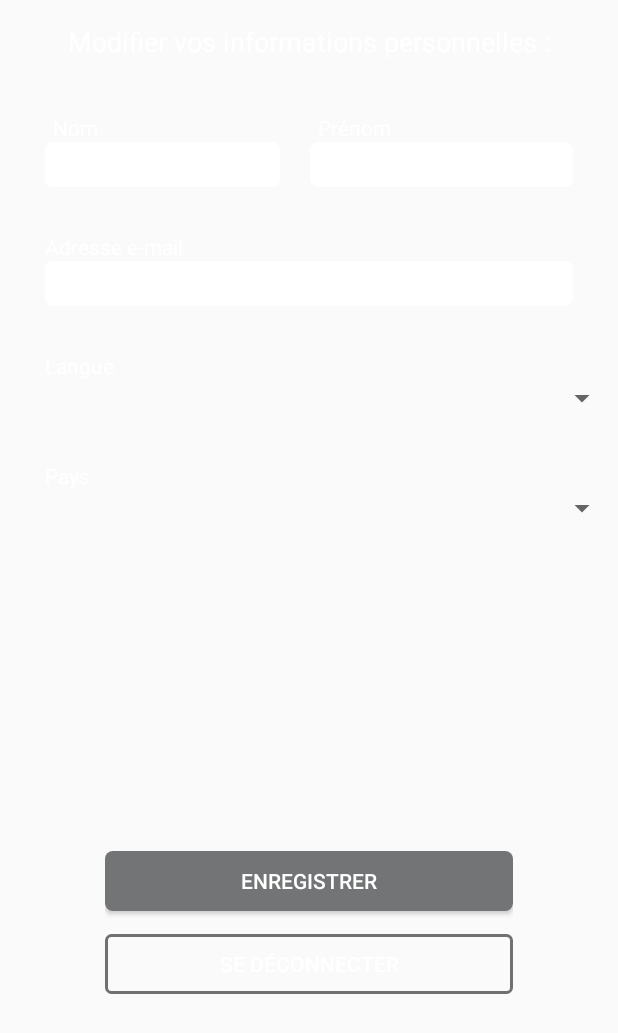
After one commit to arthybck/SecuredDesignedInterface, an Android app: the layout settings_fragment.xml on its own in the app's theme, with its tools: preview values and no code run, on a phone screen of 412 x 824 dp. The commit adds this screen. Shown: the top 1033 px of the screen. Run offline under Robolectric (Android 15) with nearby library versions, the phone set to English and light mode, and no system bars.

Commit message:
instantiate fragments page + design

```diff
--- a/app/src/main/java/fr/tixado_d/secureddesignedinterface/Fragments/HomeFragment.java
+++ b/app/src/main/java/fr/tixado_d/secureddesignedinterface/Fragments/HomeFragment.java
@@ -1,6 +1,26 @@
 package fr.tixado_d.secureddesignedinterface.Fragments;
 
+import android.os.Bundle;
 import android.support.v4.app.Fragment;
+import android.view.LayoutInflater;
+import android.view.View;
+import android.view.ViewGroup;
+import android.widget.ListView;
+
+import fr.tixado_d.secureddesignedinterface.R;
 
 public class HomeFragment extends Fragment {
+    private ListView listOfUser;
+
+    @Override
+    public View onCreateView(LayoutInflater inflater, ViewGroup container, Bundle savedInstanceState) {
+        return inflater.inflate(R.layout.home_fragment, container, false);
+    }
+
+    @Override
+    public void onViewCreated(View view, Bundle savedInstanceState) {
+        super.onViewCreated(view, savedInstanceState);
+
+        listOfUser = view.findViewById(R.id.listOfUser);
+    }
 }
--- a/app/src/main/java/fr/tixado_d/secureddesignedinterface/Fragments/SettingsFragment.java
+++ b/app/src/main/java/fr/tixado_d/secureddesignedinterface/Fragments/SettingsFragment.java
@@ -1,6 +1,17 @@
 package fr.tixado_d.secureddesignedinterface.Fragments;
 
+import android.os.Bundle;
 import android.support.v4.app.Fragment;
+import android.view.LayoutInflater;
+import android.view.View;
+import android.view.ViewGroup;
+
+import fr.tixado_d.secureddesignedinterface.R;
 
 public class SettingsFragment extends Fragment {
+    @Override
+    public View onCreateView(LayoutInflater inflater, ViewGroup container, Bundle savedInstanceState) {
+        return inflater.inflate(R.layout.settings_fragment, container, false);
+    }
+
 }
--- /dev/null
+++ b/app/src/main/res/drawable/logout_ripple.xml
@@ -0,0 +1,23 @@
+<?xml version="1.0" encoding="utf-8"?>
+<ripple xmlns:android="http://schemas.android.com/apk/res/android"
+    xmlns:tools="http://schemas.android.com/tools"
+    android:color="#ddda4048"
+    tools:targetApi="lollipop">
+    <item android:id="@android:id/mask">
+        <shape android:shape="rectangle">
+            <solid android:color="#ddda4048" />
+            <corners android:radius="5dp" />
+        </shape>
+    </item>
+    <item>
+        <shape xmlns:android="http://schemas.android.com/apk/res/android"
+            android:shape="rectangle" android:layout_height="wrap_content"
+            android:layout_width="wrap_content">
+
+            <corners android:radius="3dp" />
+            <stroke android:width="3px" android:color="#707070" />
+
+        </shape>
+    </item>
+
+</ripple>
--- /dev/null
+++ b/app/src/main/res/drawable/ripple.xml
@@ -0,0 +1,16 @@
+<?xml version="1.0" encoding="utf-8"?>
+<ripple xmlns:android="http://schemas.android.com/apk/res/android"
+    xmlns:tools="http://schemas.android.com/tools"
+    android:color="#f816a463"
+    tools:targetApi="lollipop">
+    <item android:id="@android:id/mask">
+        <shape android:shape="rectangle">
+            <solid android:color="#f816a463" />
+            <corners android:radius="5dp" />
+        </shape>
+    </item>
+
+    <item
+        android:id="@android:id/background"
+        android:drawable="@drawable/rounded_logout_bt" />
+</ripple>
--- /dev/null
+++ b/app/src/main/res/drawable/rounded_edittext.xml
@@ -0,0 +1,10 @@
+<?xml version="1.0" encoding="utf-8"?>
+<shape xmlns:android="http://schemas.android.com/apk/res/android"
+    android:shape="rectangle" android:padding="50dp">
+    <solid android:color="#FFFFFF"/>
+    <corners
+        android:bottomRightRadius="5dp"
+        android:bottomLeftRadius="5dp"
+        android:topLeftRadius="5dp"
+        android:topRightRadius="5dp"/>
+</shape>
--- /dev/null
+++ b/app/src/main/res/drawable/rounded_logout_bt.xml
@@ -0,0 +1,10 @@
+<?xml version="1.0" encoding="utf-8"?>
+<selector xmlns:android="http://schemas.android.com/apk/res/android">
+    <item >
+        <shape>
+            <solid android:color="#727476" />
+
+            <corners android:radius="5dp" />
+        </shape>
+    </item>
+</selector>
--- /dev/null
+++ b/app/src/main/res/drawable/rounded_save_bt.xml
@@ -0,0 +1,21 @@
+<?xml version="1.0" encoding="utf-8"?>
+<ripple xmlns:android="http://schemas.android.com/apk/res/android"
+    android:color="@color/colorPrimaryDark">
+    <item android:id="@android:id/mask">
+        <shape android:shape="rectangle">
+            <solid android:color="@color/colorPrimaryDark" />
+            <corners android:radius="5dp" />
+        </shape>
+    </item>
+
+    <item android:id="@android:id/background">
+        <shape android:shape="rectangle">
+            <gradient
+                android:angle="45"
+                android:endColor="@color/colorWhite"
+                android:startColor="@color/colorPrimary"
+                android:type="linear" />
+            <corners android:radius="5dp" />
+        </shape>
+    </item>
+</ripple>
--- /dev/null
+++ b/app/src/main/res/layout/home_fragment.xml
@@ -0,0 +1,13 @@
+<?xml version="1.0" encoding="utf-8"?>
+<android.support.constraint.ConstraintLayout
+    xmlns:android="http://schemas.android.com/apk/res/android" android:layout_width="match_parent"
+    android:layout_height="match_parent">
+
+    <ListView
+        android:layout_width="match_parent"
+        android:layout_height="match_parent"
+        android:id="@+id/listOfUser">
+
+    </ListView>
+
+</android.support.constraint.ConstraintLayout>
--- /dev/null
+++ b/app/src/main/res/layout/settings_fragment.xml
@@ -0,0 +1,158 @@
+<?xml version="1.0" encoding="utf-8"?>
+<android.support.constraint.ConstraintLayout
+    xmlns:android="http://schemas.android.com/apk/res/android" android:layout_width="match_parent"
+    android:layout_height="match_parent" >
+
+    <LinearLayout
+        android:layout_width="match_parent"
+        android:layout_height="match_parent" android:orientation="vertical">
+
+        <TextView
+            android:layout_width="match_parent"
+            android:layout_height="wrap_content"
+            android:text="Modifier vos informations personnelles :"
+            android:textSize="18dp"
+            android:textAlignment="center"
+            android:textColor="@color/colorWhite"
+            android:layout_margin="15dp"
+            />
+
+        <LinearLayout
+            android:layout_width="match_parent"
+            android:layout_height="wrap_content"
+            android:orientation="horizontal">
+
+            <LinearLayout
+                android:layout_width="wrap_content"
+                android:layout_height="wrap_content"
+                android:orientation="vertical"
+                android:layout_marginLeft="30dp"
+                android:layout_marginRight="10dp"
+                android:layout_weight="1"
+                >
+                <TextView
+                    android:layout_width="match_parent"
+                    android:layout_height="wrap_content"
+                    android:text="Nom"
+                    android:layout_marginTop="20dp"
+                    android:layout_marginLeft="5dp"
+
+                    android:textColor="@color/colorWhite"/>
+                <EditText
+                    android:layout_width="match_parent"
+                    android:layout_height="30dp"
+                    android:paddingLeft="10dp"
+                    android:paddingRight="10dp"
+                    android:background="@drawable/rounded_edittext"
+                    />
+            </LinearLayout>
+
+            <LinearLayout
+                android:layout_width="wrap_content"
+                android:layout_height="wrap_content"
+                android:orientation="vertical"
+                android:layout_marginLeft="10dp"
+                android:layout_marginRight="30dp"
+                android:layout_weight="1"
+                >
+                <TextView
+                    android:layout_width="wrap_content"
+                    android:layout_height="wrap_content"
+                    android:text="Prénom"
+                    android:layout_marginTop="20dp"
+                    android:layout_marginLeft="5dp"
+                    android:textColor="@color/colorWhite"/>
+                <EditText
+                    android:layout_width="match_parent"
+                    android:layout_height="30dp"
+                    android:paddingLeft="10dp"
+                    android:paddingRight="10dp"
+                    android:background="@drawable/rounded_edittext"
+                    />
+            </LinearLayout>
+
+        </LinearLayout>
+
+        <TextView
+            android:layout_width="fill_parent"
+            android:layout_height="wrap_content"
+            android:text="Adresse e-mail"
+            android:textColor="@color/colorWhite"
+            android:layout_marginTop="30dp"
+            android:layout_marginLeft="30dp"
+            />
+
+        <EditText
+            android:layout_width="fill_parent"
+            android:layout_height="30dp"
+            android:background="@drawable/rounded_edittext"
+            android:layout_marginLeft="30dp"
+            android:paddingLeft="10dp"
+            android:paddingRight="10dp"
+
+            android:layout_marginRight="30dp"/>
+
+
+        <TextView
+            android:layout_width="fill_parent"
+            android:layout_height="wrap_content"
+            android:textColor="@color/colorWhite"
+            android:text="Langue"
+            android:layout_marginLeft="30dp"
+            android:layout_marginTop="30dp"/>
+
+        <Spinner
+            android:layout_width="fill_parent"
+            android:layout_height="wrap_content"
+            android:layout_marginLeft="30dp">
+
+        </Spinner>
+
+        <TextView
+            android:layout_width="fill_parent"
+            android:layout_height="wrap_content"
+            android:textColor="@color/colorWhite"
+            android:text="Pays"
+            android:layout_marginLeft="30dp"
+            android:layout_marginTop="30dp"/>
+
+        <Spinner
+            android:layout_width="fill_parent"
+            android:layout_height="wrap_content"
+            android:layout_marginLeft="30dp">
+
+        </Spinner>
+
+        <RelativeLayout
+            android:layout_width="fill_parent"
+            android:layout_height="0dp"
+            android:orientation="vertical"
+            android:layout_gravity="bottom"
+            android:layout_marginLeft="70dp"
+            android:layout_marginRight="70dp"
+            android:layout_weight="1">
+
+            <Button
+                android:id="@+id/save"
+                android:layout_width="fill_parent"
+                android:layout_height="40dp"
+                android:text="Enregistrer"
+                android:layout_centerInParent="true"
+                android:background="@drawable/ripple"
+                android:textColor="@color/colorWhite"/>
+
+            <Button
+                android:layout_width="fill_parent"
+                android:layout_height="40dp"
+                android:text="Se déconnecter"
+                android:layout_centerInParent="true"
+                android:layout_below="@id/save"
+                android:background="@drawable/logout_ripple"
+                android:textColor="@color/colorWhite"
+                android:layout_marginTop="15dp"/>
+
+        </RelativeLayout>
+
+    </LinearLayout>
+
+</android.support.constraint.ConstraintLayout>
```
